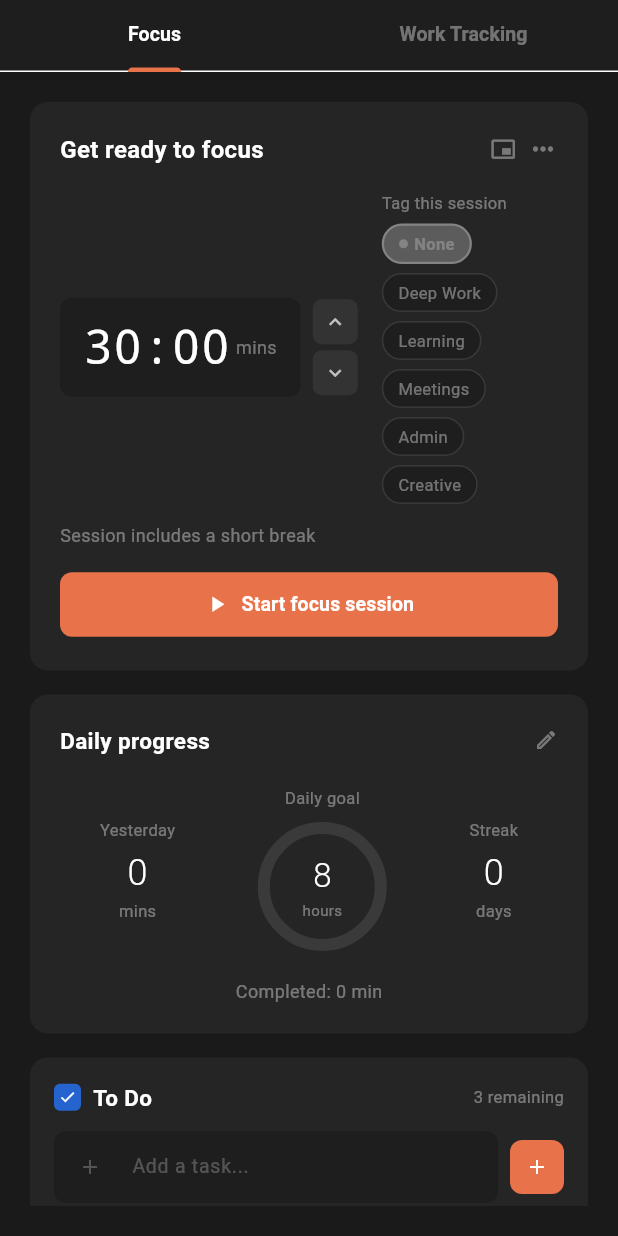
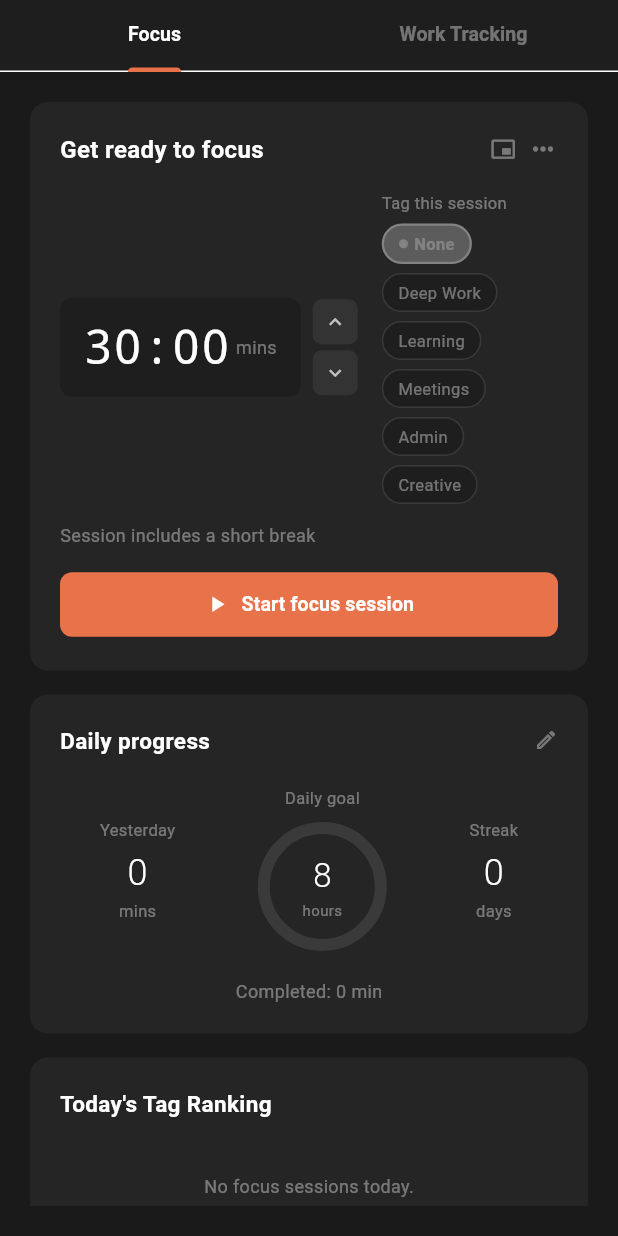
Before and after one commit to ejasit/my_focus, a Flutter app: the screen it shows after launch, on a phone screen of 412 x 824 dp. Run offline on Flutter 3.47's test engine with Material 3 defaults, Android fonts, the phone set to English and light mode, and no system bars; missing offline and left inert: window_manager.

Commit message:
tag ranking card added below the daily progress

```diff
--- a/lib/main.dart
+++ b/lib/main.dart
@@ -345,6 +345,23 @@ class _FocusHomePageState extends State<FocusHomePage>
     if (h > 0) parts.add('${h}h');
     if (m > 0) parts.add('${m}m');
     return parts.isEmpty ? '0m' : parts.join(' ');
+  }
+
+  List<MapEntry<String?, int>> get _todaySortedEntries {
+    final now = DateTime.now();
+    final today = DateTime(now.year, now.month, now.day);
+    final todayLogs = _logs.where((l) {
+      final d = DateTime(l.date.year, l.date.month, l.date.day);
+      return d == today;
+    }).toList();
+
+    final map = <String?, int>{};
+    for (final log in todayLogs) {
+      map[log.tagId] = (map[log.tagId] ?? 0) + log.minutes;
+    }
+    final entries = map.entries.toList()
+      ..sort((a, b) => b.value.compareTo(a.value));
+    return entries;
   }
 
   // ── Build ─────────────────────────────────────────────────────────────────
@@ -460,7 +477,9 @@ class _FocusHomePageState extends State<FocusHomePage>
                               const SizedBox(width: 16),
                               SizedBox(
                                 width: 300,
-                                child: _DailyProgressCard(
+                                child: Column(
+                                  children: [
+                                    _DailyProgressCard(
                                       yesterdayMinutes: _yesterdayMinutes,
                                       dailyGoalHours: _dailyGoalHours,
                                       streak: _streak,
@@ -468,6 +487,15 @@ class _FocusHomePageState extends State<FocusHomePage>
                                       progressFraction: _progressFraction,
                                       onGoalChanged: (h) =>
                                           setState(() => _dailyGoalHours = h),
+                                    ),
+                                    const SizedBox(height: 16),
+                                    _TagRankingCard(
+                                      sorted: _todaySortedEntries,
+                                      tags: _tags,
+                                      totalMinutes: _completedToday,
+                                      fmtDuration: _fmtDuration,
+                                    ),
+                                  ],
                                 ),
                               ),
                             ],
@@ -510,6 +538,13 @@ class _FocusHomePageState extends State<FocusHomePage>
                                 progressFraction: _progressFraction,
                                 onGoalChanged: (h) =>
                                     setState(() => _dailyGoalHours = h),
+                              ),
+                              const SizedBox(height: 16),
+                              _TagRankingCard(
+                                sorted: _todaySortedEntries,
+                                tags: _tags,
+                                totalMinutes: _completedToday,
+                                fmtDuration: _fmtDuration,
                               ),
                               const SizedBox(height: 16),
                               SizedBox(
@@ -2406,3 +2441,90 @@ class _TodoTile extends StatelessWidget {
     );
   }
 }
+
+// ─── Tag Ranking Card ─────────────────────────────────────────────────────────
+
+class _TagRankingCard extends StatelessWidget {
+  final List<MapEntry<String?, int>> sorted;
+  final List<WorkTag> tags;
+  final int totalMinutes;
+  final String Function(int) fmtDuration;
+
+  const _TagRankingCard({
+    required this.sorted,
+    required this.tags,
+    required this.totalMinutes,
+    required this.fmtDuration,
+  });
+
+  WorkTag? _tagById(String? id) => id == null
+      ? null
+      : tags.firstWhere((t) => t.id == id,
+          orElse: () => WorkTag(id: '', name: 'Untagged', color: Colors.grey));
+
+  @override
+  Widget build(BuildContext context) {
+    return Container(
+      padding: const EdgeInsets.all(20),
+      decoration: BoxDecoration(
+          color: const Color(0xFF252525),
+          borderRadius: BorderRadius.circular(12)),
+      child: Column(crossAxisAlignment: CrossAxisAlignment.start, children: [
+        const Text("Today's Tag Ranking",
+            style: TextStyle(
+                color: Colors.white,
+                fontSize: 15,
+                fontWeight: FontWeight.w600)),
+        const SizedBox(height: 16),
+        if (sorted.isEmpty)
+          const Center(
+              child: Padding(
+            padding: EdgeInsets.symmetric(vertical: 20),
+            child: Text('No focus sessions today.',
+                style: TextStyle(color: Colors.white38, fontSize: 12)),
+          ))
+        else
+          ...sorted.take(5).map((e) {
+            final tag = _tagById(e.key);
+            final maxVal = sorted.first.value.toDouble();
+            final frac = maxVal > 0 ? e.value / maxVal : 0.0;
+            return Padding(
+              padding: const EdgeInsets.only(bottom: 12),
+              child: Column(
+                crossAxisAlignment: CrossAxisAlignment.start,
+                children: [
+                  Row(
+                    mainAxisAlignment: MainAxisAlignment.spaceBetween,
+                    children: [
+                      Text(tag?.name ?? 'Untagged',
+                          style: const TextStyle(
+                              color: Colors.white70, fontSize: 12)),
+                      Text(fmtDuration(e.value),
+                          style: const TextStyle(
+                              color: Colors.white38, fontSize: 11)),
+                    ],
+                  ),
+                  const SizedBox(height: 6),
+                  Stack(children: [
+                    Container(
+                        height: 6,
+                        decoration: BoxDecoration(
+                            color: Colors.white.withOpacity(0.06),
+                            borderRadius: BorderRadius.circular(3))),
+                    FractionallySizedBox(
+                      widthFactor: frac.clamp(0.0, 1.0),
+                      child: Container(
+                          height: 6,
+                          decoration: BoxDecoration(
+                              color: (tag?.color ?? Colors.grey),
+                              borderRadius: BorderRadius.circular(3))),
+                    ),
+                  ]),
+                ],
+              ),
+            );
+          }).toList(),
+      ]),
+    );
+  }
+}
```
Lines whose indentation alone changed are shown as unchanged.
